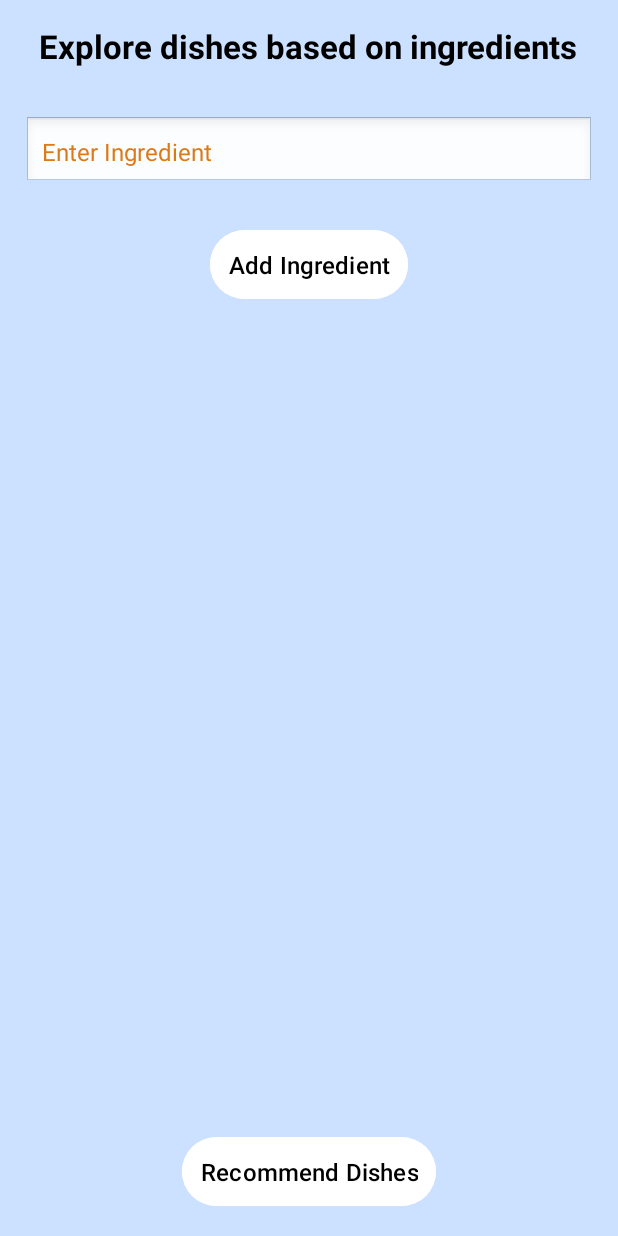
After one commit to MohammedAdnan01/RecipeApp, an Android app built with Jetpack Compose: the IngredientActivity screen opened directly, with no data from a screen before it, on a phone screen of 412 x 824 dp. The commit adds this screen. Run offline under Robolectric (Android 15) with nearby library versions, the phone set to English and light mode, and no system bars.

Commit message:
Added Explore UI code for ingredients

```diff
--- /dev/null
+++ b/SwiftBite/app/src/main/java/com/example/swiftbite/IngredientActivity.kt
@@ -0,0 +1,73 @@
+package com.example.swiftbite
+
+import android.content.Intent
+import android.os.Bundle
+import android.view.LayoutInflater
+import android.widget.Button
+import android.widget.EditText
+import android.widget.LinearLayout
+import android.widget.TextView
+import android.widget.Toast
+import androidx.appcompat.app.AppCompatActivity
+
+class IngredientActivity : AppCompatActivity() {
+
+    private lateinit var ingredientEditText: EditText
+    private lateinit var addButton: Button
+    private lateinit var ingredientsListLayout: LinearLayout
+
+    private val ingredients = mutableListOf<String>()  // Store ingredients as a list
+
+    override fun onCreate(savedInstanceState: Bundle?) {
+        super.onCreate(savedInstanceState)
+        setContentView(R.layout.activity_ingredient)
+
+        ingredientEditText = findViewById(R.id.editTextIngredient)
+        addButton = findViewById(R.id.buttonAddIngredient)
+        ingredientsListLayout = findViewById(R.id.ingredientsList)
+
+        // Button to add ingredient
+        addButton.setOnClickListener {
+            val ingredient = ingredientEditText.text.toString().trim()
+            if (ingredient.isNotEmpty()) {
+                ingredients.add(ingredient)
+                updateIngredientsList()
+                ingredientEditText.text.clear()
+            } else {
+                Toast.makeText(this, "Please enter an ingredient", Toast.LENGTH_SHORT).show()
+            }
+        }
+
+        // Button to recommend dishes
+        val recommendButton = findViewById<Button>(R.id.buttonRecommendDishes)
+        recommendButton.setOnClickListener {
+            // Navigate to the next activity
+            //val intent = Intent(this, RecommendDishesActivity::class.java)
+            startActivity(intent)
+        }
+    }
+
+    // Function to update the displayed list of ingredients
+    private fun updateIngredientsList() {
+        ingredientsListLayout.removeAllViews()  // Clear existing views
+
+        for (ingredient in ingredients) {
+            val ingredientView = LayoutInflater.from(this).inflate(R.layout.ingredient_item, null)
+            val textViewIngredient = ingredientView.findViewById<TextView>(R.id.textViewIngredient)
+            val deleteButton = ingredientView.findViewById<Button>(R.id.buttonDeleteIngredient)
+
+            textViewIngredient.text = ingredient
+            deleteButton.setOnClickListener {
+                removeIngredient(ingredient)  // Remove the ingredient from the list
+            }
+
+            ingredientsListLayout.addView(ingredientView)  // Add new ingredient to layout
+        }
+    }
+
+    // Function to remove an ingredient
+    private fun removeIngredient(ingredient: String) {
+        ingredients.remove(ingredient)
+        updateIngredientsList()  // Refresh the list after removal
+    }
+}
--- /dev/null
+++ b/SwiftBite/app/src/main/res/layout/activity_ingredient.xml
@@ -0,0 +1,70 @@
+<?xml version="1.0" encoding="utf-8"?>
+<LinearLayout xmlns:android="http://schemas.android.com/apk/res/android"
+    android:layout_width="match_parent"
+    android:layout_height="match_parent"
+    android:orientation="vertical"
+    android:background="@color/bg_lightblue"
+    android:padding="16dp"
+    android:gravity="center">
+
+    <!-- Title TextView, aligned similar to 'Login' text in ConstraintLayout -->
+    <TextView
+        android:id="@+id/textViewIngredientTitle"
+        android:layout_width="wrap_content"
+        android:layout_height="wrap_content"
+        android:text="Explore dishes based on ingredients"
+        android:textSize="22sp"
+        android:textStyle="bold"
+        android:textColor="#000000"
+        android:layout_marginBottom="32dp"
+        android:layout_gravity="center" />
+
+    <!-- EditText for adding ingredients -->
+    <EditText
+        android:id="@+id/editTextIngredient"
+        android:layout_width="match_parent"
+        android:layout_height="wrap_content"
+        android:hint="Enter Ingredient"
+        android:background="@android:drawable/edit_text"
+        android:padding="12dp"
+        android:layout_marginBottom="24dp"
+        android:textColor="#000000"
+        android:textSize="16sp" />
+
+    <!-- Button to add ingredients, with consistent styling -->
+    <Button
+        android:id="@+id/buttonAddIngredient"
+        android:layout_width="wrap_content"
+        android:layout_height="wrap_content"
+        android:text="Add Ingredient"
+        android:textColor="#000000"
+        android:textSize="16sp"
+        android:backgroundTint="#FFFFFF"
+        android:layout_marginBottom="32dp"
+        android:padding="12dp"
+        android:layout_gravity="center"/>
+
+    <!-- List of ingredients -->
+    <LinearLayout
+        android:id="@+id/ingredientsList"
+        android:layout_width="match_parent"
+        android:layout_height="0dp"
+        android:orientation="vertical"
+        android:layout_weight="1"
+        android:scrollbars="vertical"
+        android:layout_marginBottom="32dp"/>
+
+    <!-- Button to recommend dishes, same color as the Add Ingredient button -->
+    <Button
+        android:id="@+id/buttonRecommendDishes"
+        android:layout_width="wrap_content"
+        android:layout_height="wrap_content"
+        android:text="Recommend Dishes"
+        android:textColor="#000000"
+        android:textSize="16sp"
+        android:backgroundTint="#FFFFFF"
+        android:layout_gravity="center"
+        android:layout_marginTop="24dp"
+        android:padding="12dp" />
+
+</LinearLayout>
--- a/SwiftBite/app/src/main/res/layout/home_screen.xml
+++ b/SwiftBite/app/src/main/res/layout/home_screen.xml
@@ -29,7 +29,8 @@
         android:textColor="#000000"
         android:padding="10dp"
         android:layout_marginBottom="16dp"
-        android:layout_gravity="center" />
+        android:layout_gravity="center"
+        android:id="@+id/exploreButton" /> <!-- Add the ID -->
 
     <androidx.recyclerview.widget.RecyclerView
         android:id="@+id/recycler_random"
--- a/SwiftBite/app/src/main/res/values/strings.xml
+++ b/SwiftBite/app/src/main/res/values/strings.xml
@@ -20,4 +20,5 @@
         <item>snack</item>
         <item>drink</item>
     </string-array>
+    <string name="title_activity_ingredient_input">IngredientActivity</string>
 </resources>
```
Also changed, not shown: SwiftBite/app/src/main/AndroidManifest.xml (+10 -7 lines), SwiftBite/app/src/main/java/com/example/swiftbite/Adapters/IngredientAdapter.kt (added, +36 -0 lines), SwiftBite/app/src/main/java/com/example/swiftbite/HomeActivity.kt (+9 -0 lines), SwiftBite/app/src/main/res/layout/activity_recipe_display.xml (added, +47 -0 lines), SwiftBite/app/src/main/res/layout/ingredient_item.xml (added, +28 -0 lines).
